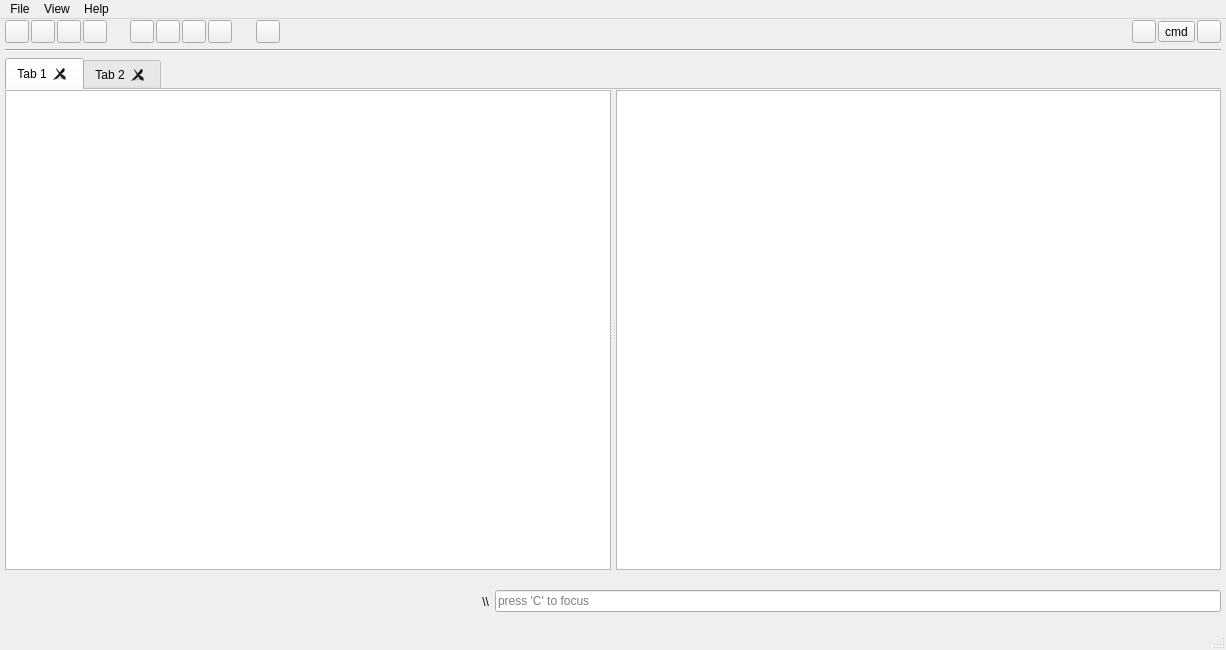
Before: the Qt Designer form mainwindow.ui in yunnsbz/File-Manager, drawn with Qt 5.
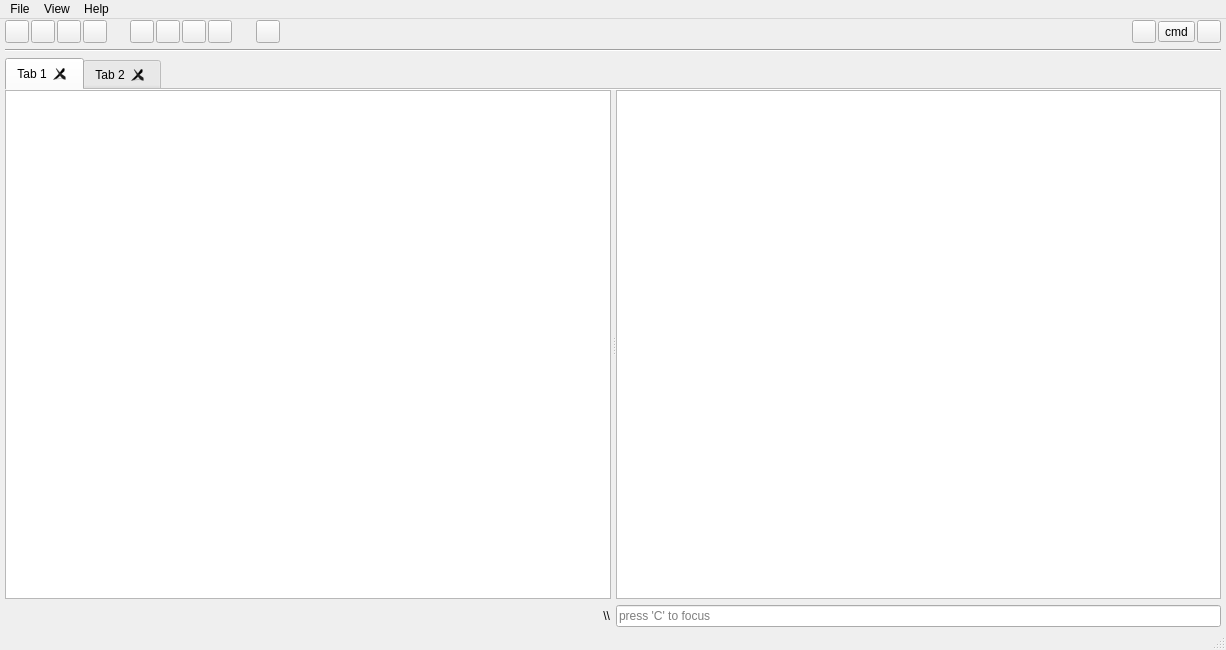
After: the same form once the commit is applied. Icons and pictures are not drawn.

Commit message: bound tabWidget to a new Widget

Diff of the .ui file:
```diff
--- a/mainwindow.ui
+++ b/mainwindow.ui
@@ -41,7 +41,7 @@
    <set>QMainWindow::DockOption::AllowNestedDocks|QMainWindow::DockOption::AllowTabbedDocks|QMainWindow::DockOption::AnimatedDocks|QMainWindow::DockOption::ForceTabbedDocks|QMainWindow::DockOption::GroupedDragging|QMainWindow::DockOption::VerticalTabs</set>
   </property>
   <widget class="QWidget" name="centralwidget">
-   <layout class="QGridLayout" name="gridLayout" rowstretch="1,1,10,1">
+   <layout class="QGridLayout" name="gridLayout">
     <property name="leftMargin">
      <number>5</number>
     </property>
@@ -54,176 +54,6 @@
     <property name="bottomMargin">
      <number>1</number>
     </property>
-    <item row="3" column="0">
-     <widget class="QWidget" name="commandWidget" native="true">
-      <layout class="QHBoxLayout" name="horizontalLayout" stretch="4,6">
-       <property name="leftMargin">
-        <number>0</number>
-       </property>
-       <property name="topMargin">
-        <number>0</number>
-       </property>
-       <property name="rightMargin">
-        <number>0</number>
-       </property>
-       <property name="bottomMargin">
-        <number>0</number>
-       </property>
-       <item>
-        <widget class="QLabel" name="label">
-         <property name="layoutDirection">
-          <enum>Qt::LayoutDirection::LeftToRight</enum>
-         </property>
-         <property name="autoFillBackground">
-          <bool>false</bool>
-         </property>
-         <property name="text">
-          <string>\\</string>
-         </property>
-         <property name="scaledContents">
-          <bool>true</bool>
-         </property>
-         <property name="alignment">
-          <set>Qt::AlignmentFlag::AlignRight|Qt::AlignmentFlag::AlignTrailing|Qt::AlignmentFlag::AlignVCenter</set>
-         </property>
-         <property name="textInteractionFlags">
-          <set>Qt::TextInteractionFlag::NoTextInteraction</set>
-         </property>
-        </widget>
-       </item>
-       <item>
-        <widget class="QLineEdit" name="lineEdit">
-         <property name="inputMask">
-          <string/>
-         </property>
-         <property name="text">
-          <string/>
-         </property>
-         <property name="placeholderText">
-          <string>press 'C' to focus</string>
-         </property>
-        </widget>
-       </item>
-      </layout>
-     </widget>
-    </item>
-    <item row="2" column="0">
-     <widget class="QTabWidget" name="tabWidget">
-      <property name="tabShape">
-       <enum>QTabWidget::TabShape::Rounded</enum>
-      </property>
-      <property name="currentIndex">
-       <number>0</number>
-      </property>
-      <property name="documentMode">
-       <bool>true</bool>
-      </property>
-      <property name="tabsClosable">
-       <bool>true</bool>
-      </property>
-      <property name="movable">
-       <bool>true</bool>
-      </property>
-      <property name="tabBarAutoHide">
-       <bool>false</bool>
-      </property>
-      <widget class="QWidget" name="tab">
-       <attribute name="title">
-        <string>Tab 1</string>
-       </attribute>
-       <layout class="QHBoxLayout" name="horizontalLayout_2">
-        <property name="leftMargin">
-         <number>0</number>
-        </property>
-        <property name="topMargin">
-         <number>0</number>
-        </property>
-        <property name="rightMargin">
-         <number>0</number>
-        </property>
-        <property name="bottomMargin">
-         <number>0</number>
-        </property>
-        <item>
-         <widget class="QSplitter" name="splitter">
-          <property name="orientation">
-           <enum>Qt::Orientation::Horizontal</enum>
-          </property>
-          <property name="handleWidth">
-           <number>5</number>
-          </property>
-          <widget class="QTreeView" name="FileTreeView">
-           <property name="sizePolicy">
-            <sizepolicy hsizetype="Preferred" vsizetype="Expanding">
-             <horstretch>0</horstretch>
-             <verstretch>0</verstretch>
-            </sizepolicy>
-           </property>
-           <property name="rootIsDecorated">
-            <bool>true</bool>
-           </property>
-           <property name="animated">
-            <bool>false</bool>
-           </property>
-           <attribute name="headerVisible">
-            <bool>false</bool>
-           </attribute>
-          </widget>
-          <widget class="QTableView" name="tableView">
-           <property name="tabKeyNavigation">
-            <bool>false</bool>
-           </property>
-           <property name="dragEnabled">
-            <bool>true</bool>
-           </property>
-           <property name="showGrid">
-            <bool>false</bool>
-           </property>
-           <property name="gridStyle">
-            <enum>Qt::PenStyle::SolidLine</enum>
-           </property>
-           <property name="wordWrap">
-            <bool>false</bool>
-           </property>
-           <property name="cornerButtonEnabled">
-            <bool>true</bool>
-           </property>
-           <attribute name="horizontalHeaderCascadingSectionResizes">
-            <bool>true</bool>
-           </attribute>
-           <attribute name="horizontalHeaderDefaultSectionSize">
-            <number>200</number>
-           </attribute>
-           <attribute name="horizontalHeaderHighlightSections">
-            <bool>false</bool>
-           </attribute>
-           <attribute name="horizontalHeaderShowSortIndicator" stdset="0">
-            <bool>false</bool>
-           </attribute>
-           <attribute name="horizontalHeaderStretchLastSection">
-            <bool>true</bool>
-           </attribute>
-           <attribute name="verticalHeaderVisible">
-            <bool>false</bool>
-           </attribute>
-           <attribute name="verticalHeaderCascadingSectionResizes">
-            <bool>false</bool>
-           </attribute>
-           <attribute name="verticalHeaderHighlightSections">
-            <bool>false</bool>
-           </attribute>
-          </widget>
-         </widget>
-        </item>
-       </layout>
-      </widget>
-      <widget class="QWidget" name="tab_2">
-       <attribute name="title">
-        <string>Tab 2</string>
-       </attribute>
-      </widget>
-     </widget>
-    </item>
     <item row="0" column="0">
      <layout class="QHBoxLayout" name="toolBar" stretch="0,0,0,0,1,0,0,0,0,1,0,40,0,0,0">
       <property name="spacing">
@@ -441,6 +271,197 @@
       </item>
      </layout>
     </item>
+    <item row="2" column="0">
+     <widget class="QWidget" name="widget" native="true">
+      <layout class="QHBoxLayout" name="horizontalLayout_3">
+       <property name="spacing">
+        <number>0</number>
+       </property>
+       <property name="leftMargin">
+        <number>0</number>
+       </property>
+       <property name="topMargin">
+        <number>0</number>
+       </property>
+       <property name="rightMargin">
+        <number>0</number>
+       </property>
+       <property name="bottomMargin">
+        <number>0</number>
+       </property>
+       <item>
+        <widget class="QTabWidget" name="tabWidget">
+         <property name="tabShape">
+          <enum>QTabWidget::TabShape::Rounded</enum>
+         </property>
+         <property name="currentIndex">
+          <number>0</number>
+         </property>
+         <property name="documentMode">
+          <bool>true</bool>
+         </property>
+         <property name="tabsClosable">
+          <bool>true</bool>
+         </property>
+         <property name="movable">
+          <bool>true</bool>
+         </property>
+         <property name="tabBarAutoHide">
+          <bool>false</bool>
+         </property>
+         <widget class="QWidget" name="tab">
+          <attribute name="title">
+           <string>Tab 1</string>
+          </attribute>
+          <layout class="QHBoxLayout" name="horizontalLayout_2">
+           <property name="leftMargin">
+            <number>0</number>
+           </property>
+           <property name="topMargin">
+            <number>0</number>
+           </property>
+           <property name="rightMargin">
+            <number>0</number>
+           </property>
+           <property name="bottomMargin">
+            <number>0</number>
+           </property>
+           <item>
+            <widget class="QSplitter" name="splitter">
+             <property name="orientation">
+              <enum>Qt::Orientation::Horizontal</enum>
+             </property>
+             <property name="handleWidth">
+              <number>5</number>
+             </property>
+             <widget class="QTreeView" name="FileTreeView">
+              <property name="sizePolicy">
+               <sizepolicy hsizetype="Preferred" vsizetype="Expanding">
+                <horstretch>0</horstretch>
+                <verstretch>0</verstretch>
+               </sizepolicy>
+              </property>
+              <property name="rootIsDecorated">
+               <bool>true</bool>
+              </property>
+              <property name="animated">
+               <bool>false</bool>
+              </property>
+              <attribute name="headerVisible">
+               <bool>false</bool>
+              </attribute>
+             </widget>
+             <widget class="QTableView" name="tableView">
+              <property name="tabKeyNavigation">
+               <bool>false</bool>
+              </property>
+              <property name="dragEnabled">
+               <bool>true</bool>
+              </property>
+              <property name="showGrid">
+               <bool>false</bool>
+              </property>
+              <property name="gridStyle">
+               <enum>Qt::PenStyle::SolidLine</enum>
+              </property>
+              <property name="wordWrap">
+               <bool>false</bool>
+              </property>
+              <property name="cornerButtonEnabled">
+               <bool>true</bool>
+              </property>
+              <attribute name="horizontalHeaderCascadingSectionResizes">
+               <bool>true</bool>
+              </attribute>
+              <attribute name="horizontalHeaderDefaultSectionSize">
+               <number>200</number>
+              </attribute>
+              <attribute name="horizontalHeaderHighlightSections">
+               <bool>false</bool>
+              </attribute>
+              <attribute name="horizontalHeaderShowSortIndicator" stdset="0">
+               <bool>false</bool>
+              </attribute>
+              <attribute name="horizontalHeaderStretchLastSection">
+               <bool>true</bool>
+              </attribute>
+              <attribute name="verticalHeaderVisible">
+               <bool>false</bool>
+              </attribute>
+              <attribute name="verticalHeaderCascadingSectionResizes">
+               <bool>false</bool>
+              </attribute>
+              <attribute name="verticalHeaderHighlightSections">
+               <bool>false</bool>
+              </attribute>
+             </widget>
+            </widget>
+           </item>
+          </layout>
+         </widget>
+         <widget class="QWidget" name="tab_2">
+          <attribute name="title">
+           <string>Tab 2</string>
+          </attribute>
+         </widget>
+        </widget>
+       </item>
+      </layout>
+     </widget>
+    </item>
+    <item row="4" column="0">
+     <widget class="QWidget" name="commandWidget" native="true">
+      <layout class="QHBoxLayout" name="horizontalLayout" stretch="1,1">
+       <property name="leftMargin">
+        <number>0</number>
+       </property>
+       <property name="topMargin">
+        <number>0</number>
+       </property>
+       <property name="rightMargin">
+        <number>0</number>
+       </property>
+       <property name="bottomMargin">
+        <number>0</number>
+       </property>
+       <item>
+        <widget class="QLabel" name="label">
+         <property name="layoutDirection">
+          <enum>Qt::LayoutDirection::LeftToRight</enum>
+         </property>
+         <property name="autoFillBackground">
+          <bool>false</bool>
+         </property>
+         <property name="text">
+          <string>\\</string>
+         </property>
+         <property name="scaledContents">
+          <bool>true</bool>
+         </property>
+         <property name="alignment">
+          <set>Qt::AlignmentFlag::AlignRight|Qt::AlignmentFlag::AlignTrailing|Qt::AlignmentFlag::AlignVCenter</set>
+         </property>
+         <property name="textInteractionFlags">
+          <set>Qt::TextInteractionFlag::NoTextInteraction</set>
+         </property>
+        </widget>
+       </item>
+       <item>
+        <widget class="QLineEdit" name="lineEdit">
+         <property name="inputMask">
+          <string/>
+         </property>
+         <property name="text">
+          <string/>
+         </property>
+         <property name="placeholderText">
+          <string>press 'C' to focus</string>
+         </property>
+        </widget>
+       </item>
+      </layout>
+     </widget>
+    </item>
     <item row="1" column="0">
      <widget class="Line" name="line">
       <property name="orientation">
```
